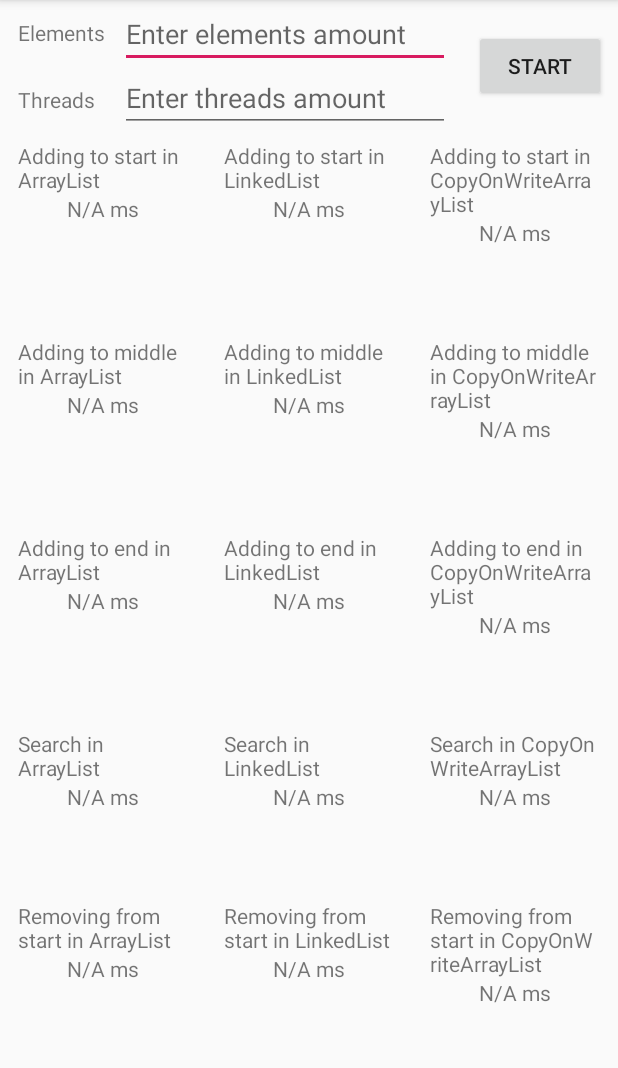
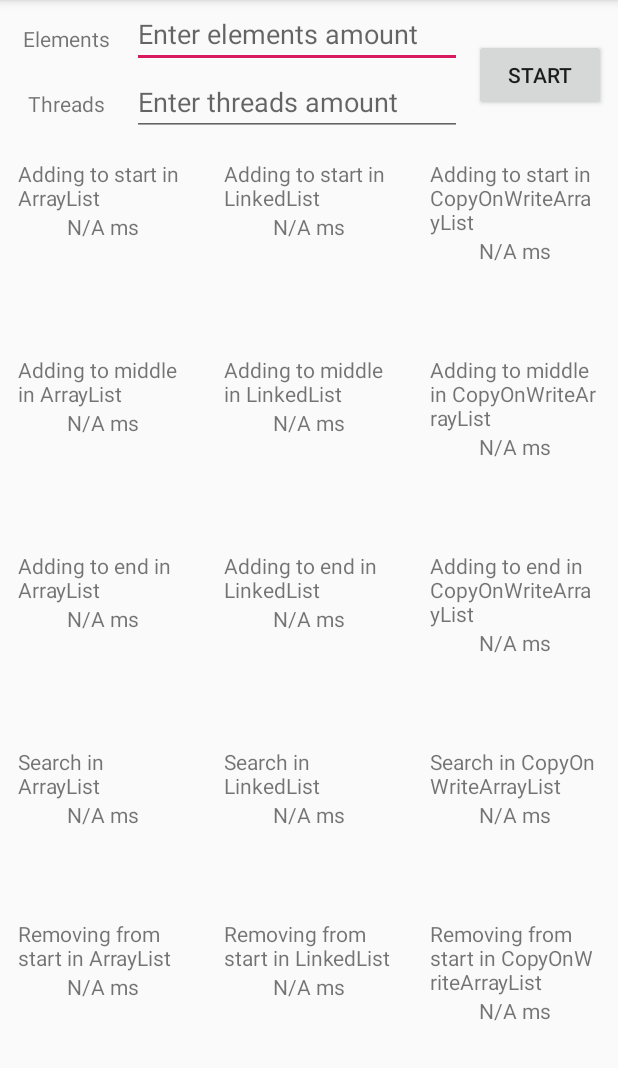
Before and after one commit to denisnavodnikov/CollectionsAndMaps, an Android app: the screen it shows after launch (MainActivity), on a phone screen of 412 x 824 dp, the part 168-1236 px from its top. Run offline under Robolectric (Android 15) with nearby library versions, the phone set to English and light mode, and no system bars; our stand-ins replace ButterKnife.

Commit message:
Version 1.2

```diff
--- a/app/src/main/java/ru/navodnikov/denis/collectionsandmaps/dto/Model.java
+++ b/app/src/main/java/ru/navodnikov/denis/collectionsandmaps/dto/BenchmarkItem.java
@@ -1,10 +1,10 @@
 package ru.navodnikov.denis.collectionsandmaps.dto;
 
-public class Model {
+public class BenchmarkItem {
     private String title;
     private String time;
 
-    public Model(String title, String time) {
+    public BenchmarkItem(String title, String time) {
         this.title = title;
         this.time = time;
     }
--- a/app/src/main/java/ru/navodnikov/denis/collectionsandmaps/ui/MainActivity.java
+++ b/app/src/main/java/ru/navodnikov/denis/collectionsandmaps/ui/MainActivity.java
@@ -34,7 +34,7 @@ public class MainActivity extends AppCompatActivity implements ViewPager.OnPageC
         final TabLayout tabLayout = findViewById(R.id.tab_layout);
         viewPager.setAdapter(new MainPageAdapter(getSupportFragmentManager(), this));
 
-        viewPager.addOnPageChangeListener(this);
+
 
         tabLayout.setupWithViewPager(viewPager);
 
--- a/app/src/main/java/ru/navodnikov/denis/collectionsandmaps/ui/benchmark/CollectionsFragment.java
+++ b/app/src/main/java/ru/navodnikov/denis/collectionsandmaps/ui/benchmark/CollectionsFragment.java
@@ -1,15 +1,11 @@
 package ru.navodnikov.denis.collectionsandmaps.ui.benchmark;
 
-import android.animation.Animator;
-import android.animation.AnimatorListenerAdapter;
-import android.graphics.Bitmap;
 import android.os.Bundle;
 import android.util.Log;
 import android.view.LayoutInflater;
 import android.view.View;
 import android.view.ViewGroup;
 import android.widget.EditText;
-import android.widget.ProgressBar;
 
 import androidx.annotation.NonNull;
 import androidx.annotation.Nullable;
@@ -29,12 +25,12 @@ import butterknife.Optional;
 import butterknife.Unbinder;
 import ru.navodnikov.denis.collectionsandmaps.R;
 import ru.navodnikov.denis.collectionsandmaps.core.Collections;
-import ru.navodnikov.denis.collectionsandmaps.dto.Model;
+import ru.navodnikov.denis.collectionsandmaps.dto.BenchmarkItem;
 
 public class CollectionsFragment extends Fragment {
 
-    TabRecycleAdaptor tabRecycleAdaptor;
-    public static List<Model> listOfCollections;
+    private TabRecycleAdaptor tabRecycleAdaptor;
+    public static List<BenchmarkItem> listOfCollections;
 
     private Unbinder unbinder;
     @BindView(R.id.recycler_view)
@@ -70,13 +66,12 @@ public class CollectionsFragment extends Fragment {
         listOfCollections = new ArrayList<>();
 
         for (int i = 0; i < namesCollectionsList.length; i++) {
-            Model model = new Model(namesCollectionsList[i], defaultTime);
-            listOfCollections.add(model);
+            BenchmarkItem benchmarkItem = new BenchmarkItem(namesCollectionsList[i], defaultTime);
+            listOfCollections.add(benchmarkItem);
         }
 
         recyclerView.setHasFixedSize(true);
-        GridLayoutManager gridLayoutManager = new GridLayoutManager(getActivity(), 3);
-        recyclerView.setLayoutManager(gridLayoutManager);
+        recyclerView.setLayoutManager(new GridLayoutManager(getActivity(), 3));
         tabRecycleAdaptor = new TabRecycleAdaptor(getActivity(), listOfCollections);
         recyclerView.setAdapter(tabRecycleAdaptor);
     }
@@ -88,10 +83,10 @@ public class CollectionsFragment extends Fragment {
 
 
         if (collectionsEditTextElements.getText().toString().length() == 0)
-            collectionsEditTextElements.setError("Amount of elements must not be empty");
+            collectionsEditTextElements.setError(getString(R.string.elements_empty));
 
         if (collectionsEditTextThreads.getText().toString().length() == 0)
-            collectionsEditTextThreads.setError("Amount of threads must not be empty");
+            collectionsEditTextThreads.setError(getString(R.string.threads_empty));
 
         if (collectionsEditTextElements.getText().toString().length() != 0 && collectionsEditTextThreads.getText().toString().length() != 0) {
         TabRecycleAdaptor.isWorking = true;
--- a/app/src/main/java/ru/navodnikov/denis/collectionsandmaps/ui/benchmark/MapsFragment.java
+++ b/app/src/main/java/ru/navodnikov/denis/collectionsandmaps/ui/benchmark/MapsFragment.java
@@ -7,7 +7,6 @@ import android.view.View;
 import android.view.ViewGroup;
 import android.widget.Button;
 import android.widget.EditText;
-import android.widget.ProgressBar;
 
 import androidx.annotation.NonNull;
 import androidx.annotation.Nullable;
@@ -27,12 +26,12 @@ import butterknife.Optional;
 import butterknife.Unbinder;
 import ru.navodnikov.denis.collectionsandmaps.R;
 import ru.navodnikov.denis.collectionsandmaps.core.Maps;
-import ru.navodnikov.denis.collectionsandmaps.dto.Model;
+import ru.navodnikov.denis.collectionsandmaps.dto.BenchmarkItem;
 
 public class MapsFragment extends Fragment {
 
-    TabRecycleAdaptor tabRecycleAdaptor;
-    public static List<Model> listOfMaps;
+    private TabRecycleAdaptor tabRecycleAdaptor;
+    public static List<BenchmarkItem> listOfMaps;
 
     private Unbinder unbinder;
     @BindView(R.id.recycler_view)
@@ -66,13 +65,12 @@ public class MapsFragment extends Fragment {
 
 
         for (int i = 0; i < namesMapsList.length; i++) {
-            Model model = new Model(namesMapsList[i], defaultTime);
-            listOfMaps.add(model);
+            BenchmarkItem benchmarkItem = new BenchmarkItem(namesMapsList[i], defaultTime);
+            listOfMaps.add(benchmarkItem);
         }
 
         recyclerView.setHasFixedSize(true);
-        GridLayoutManager gridLayoutManager = new GridLayoutManager(getActivity(), 3);
-        recyclerView.setLayoutManager(gridLayoutManager);
+        recyclerView.setLayoutManager(new GridLayoutManager(getActivity(), 3));
         tabRecycleAdaptor = new TabRecycleAdaptor(getActivity(), listOfMaps);
         recyclerView.setAdapter(tabRecycleAdaptor);
 
@@ -87,10 +85,10 @@ public class MapsFragment extends Fragment {
 
 
         if (mapsEditTextElements.getText().toString().length() == 0)
-            mapsEditTextElements.setError("Amount of elements must not be empty");
+            mapsEditTextElements.setError(getString(R.string.elements_empty));
 
         if (mapsEditTextThreads.getText().toString().length() == 0)
-            mapsEditTextThreads.setError("Amount of threads must not be empty");
+            mapsEditTextThreads.setError(getString(R.string.threads_empty));
 
         if (mapsEditTextElements.getText().toString().length() != 0 && mapsEditTextThreads.getText().toString().length() != 0) {
             TabRecycleAdaptor.isWorking = true;
--- a/app/src/main/java/ru/navodnikov/denis/collectionsandmaps/ui/benchmark/MyViewHolder.java
+++ /dev/null
@@ -1,50 +0,0 @@
-package ru.navodnikov.denis.collectionsandmaps.ui.benchmark;
-
-import android.view.View;
-import android.widget.ProgressBar;
-import android.widget.TextView;
-
-import androidx.annotation.NonNull;
-import androidx.recyclerview.widget.RecyclerView;
-
-import ru.navodnikov.denis.collectionsandmaps.R;
-import ru.navodnikov.denis.collectionsandmaps.dto.Model;
-
-public class MyViewHolder extends RecyclerView.ViewHolder {
-
-    private final TextView timeOfOperation;
-    private final TextView nameOfOperations;
-    private final ProgressBar progressBarId;
-
-//    public MyViewHolder(@NonNull View itemView, TextView timeOfOperation, TextView nameOfOperations, ProgressBar progressBarId) {
-//        super(itemView);
-//        this.timeOfOperation = timeOfOperation;
-//        this.nameOfOperations = nameOfOperations;
-//        this.progressBarId = progressBarId;
-//    }
-
-    public ProgressBar getProgressBarId() {
-        return progressBarId;
-    }
-
-    public TextView getTimeOfOperation() {
-        return timeOfOperation;
-    }
-
-    public TextView getNameOfOperations() {
-        return nameOfOperations;
-    }
-
-
-    public MyViewHolder(@NonNull View itemView) {
-        super(itemView);
-        nameOfOperations = itemView.findViewById(R.id.name_of_operation);
-        timeOfOperation = itemView.findViewById(R.id.time_of_operation);
-        progressBarId = itemView.findViewById(R.id.progressBar);
-    }
-
-    public void bindItem(Model item) {
-        nameOfOperations.setText(item.getTitle());
-        timeOfOperation.setText(String.valueOf(item.getTime()));
-    }
-}
--- /dev/null
+++ b/app/src/main/java/ru/navodnikov/denis/collectionsandmaps/ui/benchmark/RecyclerViewHolder.java
@@ -0,0 +1,38 @@
+package ru.navodnikov.denis.collectionsandmaps.ui.benchmark;
+
+import android.view.View;
+import android.widget.ProgressBar;
+import android.widget.TextView;
+
+import androidx.annotation.NonNull;
+import androidx.recyclerview.widget.RecyclerView;
+
+import ru.navodnikov.denis.collectionsandmaps.R;
+import ru.navodnikov.denis.collectionsandmaps.dto.BenchmarkItem;
+
+public class RecyclerViewHolder extends RecyclerView.ViewHolder {
+
+    private final TextView timeOfOperation;
+    private final TextView nameOfOperations;
+    private final ProgressBar progressBar;
+
+
+    public ProgressBar getProgressBar() {
+        return progressBar;
+    }
+
+
+
+    public RecyclerViewHolder(@NonNull View itemView) {
+        super(itemView);
+        nameOfOperations = itemView.findViewById(R.id.name_of_operation);
+        timeOfOperation = itemView.findViewById(R.id.time_of_operation);
+        progressBar = itemView.findViewById(R.id.progressBar);
+    }
+
+    public void bindItem(BenchmarkItem item) {
+
+        nameOfOperations.setText(item.getTitle());
+        timeOfOperation.setText(String.valueOf(item.getTime()));
+    }
+}
--- a/app/src/main/java/ru/navodnikov/denis/collectionsandmaps/ui/benchmark/TabRecycleAdaptor.java
+++ b/app/src/main/java/ru/navodnikov/denis/collectionsandmaps/ui/benchmark/TabRecycleAdaptor.java
@@ -8,40 +8,39 @@ import android.widget.ProgressBar;
 import androidx.annotation.NonNull;
 import androidx.recyclerview.widget.RecyclerView;
 
+import java.util.ArrayList;
 import java.util.List;
 
 import ru.navodnikov.denis.collectionsandmaps.R;
-import ru.navodnikov.denis.collectionsandmaps.dto.Model;
+import ru.navodnikov.denis.collectionsandmaps.dto.BenchmarkItem;
 
-public class TabRecycleAdaptor extends RecyclerView.Adapter<MyViewHolder> {
+public class TabRecycleAdaptor extends RecyclerView.Adapter<RecyclerViewHolder> {
 
     public static boolean isWorking = false;
     private Context context;
-    private List<Model> CollectionsOrMapsList;
+    private final List<BenchmarkItem> CollectionsOrMapsList;
 
-    public TabRecycleAdaptor(Context context, List<Model> collectionsOrMapsList) {
+    public TabRecycleAdaptor(Context context, List<BenchmarkItem> collectionsOrMapsList) {
         this.context = context;
         this.CollectionsOrMapsList = collectionsOrMapsList;
     }
 
     @NonNull
     @Override
-    public MyViewHolder onCreateViewHolder(@NonNull ViewGroup parent, int viewType) {
-        return new MyViewHolder(LayoutInflater.from(parent.getContext()).inflate(R.layout.item_collections_and_maps, parent, false));
+    public RecyclerViewHolder onCreateViewHolder(@NonNull ViewGroup parent, int viewType) {
+        return new RecyclerViewHolder(LayoutInflater.from(parent.getContext()).inflate(R.layout.item_collections_and_maps, parent, false));
     }
 
     @Override
-    public void onBindViewHolder(@NonNull MyViewHolder holder, int position) {
+    public void onBindViewHolder(@NonNull RecyclerViewHolder holder, int position) {
         if (holder != null) {
-            Model model = CollectionsOrMapsList.get(position);
-            if (model.getTime().equals("N/A ms")&&isWorking) {
-                holder.getProgressBarId().setVisibility(ProgressBar.VISIBLE);
-
+            BenchmarkItem benchmarkItem = CollectionsOrMapsList.get(position);
+            if (benchmarkItem.getTime().equals("N/A ms")&&isWorking) {
+                holder.getProgressBar().setVisibility(ProgressBar.VISIBLE);
             } else {
-                holder.getProgressBarId().setVisibility(ProgressBar.INVISIBLE);
-
+                holder.getProgressBar().setVisibility(ProgressBar.INVISIBLE);
             }
-            holder.bindItem(model);
+            holder.bindItem(benchmarkItem);
         }
 
 
@@ -52,8 +51,5 @@ public class TabRecycleAdaptor extends RecyclerView.Adapter<MyViewHolder> {
         return CollectionsOrMapsList.size();
     }
 
-    @Override
-    public void onAttachedToRecyclerView(@NonNull RecyclerView recyclerView) {
-        super.onAttachedToRecyclerView(recyclerView);
-    }
+
 }
--- a/app/src/main/res/layout/collections_fragment.xml
+++ b/app/src/main/res/layout/collections_fragment.xml
@@ -1,68 +1,80 @@
 <?xml version="1.0" encoding="utf-8"?>
-<LinearLayout xmlns:android="http://schemas.android.com/apk/res/android"
+<androidx.constraintlayout.widget.ConstraintLayout
+    xmlns:android="http://schemas.android.com/apk/res/android"
     xmlns:app="http://schemas.android.com/apk/res-auto"
     xmlns:tools="http://schemas.android.com/tools"
     android:layout_width="match_parent"
-    android:layout_height="match_parent"
-    android:orientation="vertical">
+    android:layout_height="match_parent">
 
-    <RelativeLayout
-        android:layout_width="match_parent"
-        android:layout_height="88dp">
 
     <TextView
         android:id="@+id/collections_text_view_elements"
+        android:layout_width="wrap_content"
+        android:layout_height="wrap_content"
         android:text="@string/elements"
         android:textSize="14sp"
-            android:layout_width="wrap_content"
-            android:layout_height="wrap_content"
-            android:layout_alignParentStart="true"
-            android:layout_margin="12dp"/>
+        android:layout_margin="16dp"
+        app:layout_constraintEnd_toStartOf="@+id/collections_edit_text_elements"
+        app:layout_constraintStart_toStartOf="parent"
+        app:layout_constraintTop_toTopOf="parent" />
+
 
     <TextView
         android:id="@+id/collections_text_view_threads"
+        android:layout_width="wrap_content"
+        android:layout_height="wrap_content"
+        android:layout_marginTop="24dp"
         android:text="@string/threads"
         android:textSize="14sp"
-            android:layout_width="wrap_content"
-            android:layout_height="wrap_content"
-            android:layout_alignParentBottom="true"
-            android:layout_margin="12dp"/>
+        app:layout_constraintEnd_toStartOf="@+id/collections_edit_text_threads"
+        app:layout_constraintStart_toStartOf="parent"
+        app:layout_constraintTop_toBottomOf="@+id/collections_text_view_elements" />
 
     <EditText
         android:id="@+id/collections_edit_text_elements"
         android:layout_width="220dp"
         android:layout_height="wrap_content"
-            android:inputType="number"
         android:layout_alignParentStart="true"
         android:layout_alignParentTop="true"
-            android:layout_marginStart="80dp"
-            android:hint="@string/enter_elements_amount" />
+        android:hint="@string/enter_elements_amount"
+        android:inputType="number"
+        android:layout_marginEnd="8dp"
+        app:layout_constraintEnd_toStartOf="@+id/collections_start_button"
+        app:layout_constraintTop_toTopOf="parent" />
 
     <EditText
         android:id="@+id/collections_edit_text_threads"
         android:layout_width="220dp"
         android:layout_height="wrap_content"
+        android:hint="@string/enter_threads_amount"
         android:inputType="number"
-            android:layout_alignParentStart="true"
-            android:layout_alignParentBottom="true"
-            android:layout_marginStart="80dp"
-            android:hint="@string/enter_threads_amount" />
+        android:layout_marginEnd="8dp"
+        app:layout_constraintEnd_toStartOf="@+id/collections_start_button"
+        app:layout_constraintTop_toBottomOf="@+id/collections_edit_text_elements" />
+
     <Button
         android:id="@+id/collections_start_button"
         android:layout_width="wrap_content"
         android:layout_height="wrap_content"
+        android:layout_alignParentEnd="true"
+        android:layout_centerVertical="true"
         android:text="@string/start"
-            android:layout_centerVertical="true"
-            android:layout_alignParentEnd="true"
-            android:layout_margin="8dp" />
-    </RelativeLayout>
-
+        android:layout_margin="8dp"
+        app:layout_constraintBottom_toTopOf="@+id/recycler_view"
+        app:layout_constraintEnd_toEndOf="parent"
+        app:layout_constraintTop_toTopOf="parent" />
 
     <androidx.recyclerview.widget.RecyclerView
         android:id="@+id/recycler_view"
         android:layout_width="match_parent"
         android:layout_height="match_parent"
+        android:layout_marginTop="100dp"
+        app:layout_constraintBottom_toBottomOf="parent"
+        app:layout_constraintEnd_toEndOf="parent"
+        app:layout_constraintStart_toStartOf="parent"
+        app:layout_constraintTop_toBottomOf="@+id/collections_edit_text_threads"
+        app:layout_constraintVertical_bias="1.0"
         tools:listitem="@layout/item_collections_and_maps" />
 
 
-</LinearLayout>
+</androidx.constraintlayout.widget.ConstraintLayout>
--- a/app/src/main/res/values/strings.xml
+++ b/app/src/main/res/values/strings.xml
@@ -9,6 +9,8 @@
     <string name="enter_elements_amount">Enter elements amount</string>
     <string name="enter_threads_amount">Enter threads amount</string>
     <string name="start">start</string>
+    <string name="elements_empty">Amount of elements must not be empty</string>
+    <string name="threads_empty">Amount of threads must not be empty</string>
 
     <string-array name="tab_title">
         <item>@string/collections</item>
```
Also changed, not shown: app/src/main/java/ru/navodnikov/denis/collectionsandmaps/trash/MyListAdapter.java (deleted, +0 -78 lines), app/src/main/res/layout/maps_fragment.xml (+38 -26 lines). Lines whose indentation alone changed are shown as unchanged.
